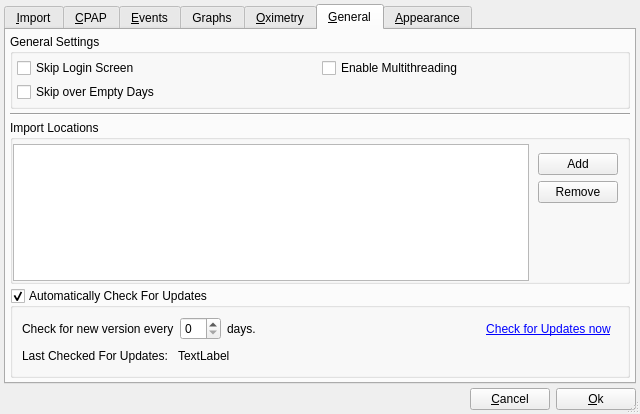
Above: preferencesdialog.ui from sbonaime/sleepyhead-code. before the change. Below: the same form after it.
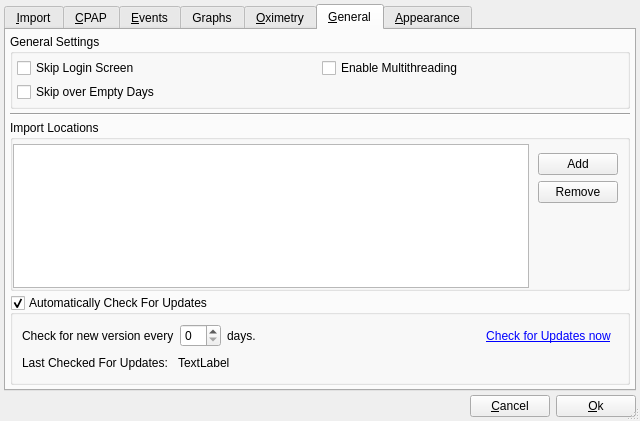
That is the form after the change. The open tabs and pages were chosen to show the change. Icons and pictures are not drawn.

What changed in the file:
```diff
--- a/preferencesdialog.ui
+++ b/preferencesdialog.ui
@@ -10,7 +10,7 @@
     <x>0</x>
     <y>0</y>
     <width>640</width>
-    <height>414</height>
+    <height>421</height>
    </rect>
   </property>
   <property name="maximumSize">
```
Left out of the diff: 5 changed lines with no effect on the pictures.
